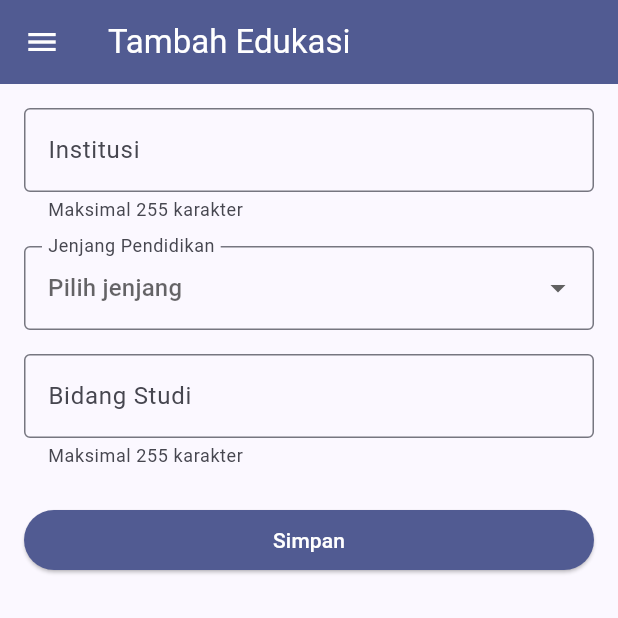
After one commit to hollow011/myportofolio_mobile, a Flutter app: the EducationFormPage screen opened directly, on a phone screen of 412 x 824 dp, the top half of it. The commit adds this screen. Run offline on Flutter 3.47's test engine with Material 3 defaults, Android fonts, the phone set to English and light mode, and no system bars; our stand-ins replace material_ui.

Commit message:
feat: add validated education form and navigation for assignment 8

```diff
--- /dev/null
+++ b/lib/screens/education_form.dart
@@ -0,0 +1,132 @@
+import 'package:material_ui/material_ui.dart';
+import 'package:myportofolio_mobile/widgets/left_drawer.dart';
+
+class EducationFormPage extends StatefulWidget {
+  const EducationFormPage({super.key});
+
+  @override
+  State<EducationFormPage> createState() => _EducationFormPageState();
+}
+
+class _EducationFormPageState extends State<EducationFormPage> {
+  final _formKey = GlobalKey<FormState>();
+  String _institution = '';
+  String _fieldOfStudy = '';
+  String? _degree;
+
+  // Values match Education.DEGREE_CHOICES in the Django portfolio.
+  static const _degrees = {
+    'secondary': 'Secondary school',
+    'diploma': 'Diploma',
+    'bachelor': "Bachelor's degree",
+    'master': "Master's degree",
+    'doctorate': 'Doctorate',
+    'other': 'Other',
+  };
+
+  String? _validateText(String? value, String label) {
+    final text = value?.trim() ?? '';
+    if (text.isEmpty) return '$label wajib diisi.';
+    if (text.runes.length > 255) return '$label maksimal 255 karakter.';
+    return null;
+  }
+
+  @override
+  Widget build(BuildContext context) {
+    final colors = Theme.of(context).colorScheme;
+    return Scaffold(
+      appBar: AppBar(
+        title: const Text('Tambah Edukasi'),
+        backgroundColor: colors.primary,
+        foregroundColor: colors.onPrimary,
+      ),
+      drawer: const LeftDrawer(),
+      body: Form(
+        key: _formKey,
+        child: SingleChildScrollView(
+          padding: const EdgeInsets.all(16),
+          child: Column(
+            crossAxisAlignment: CrossAxisAlignment.stretch,
+            children: [
+              TextFormField(
+                decoration: const InputDecoration(
+                  labelText: 'Institusi',
+                  helperText: 'Maksimal 255 karakter',
+                  border: OutlineInputBorder(),
+                ),
+                textInputAction: TextInputAction.next,
+                validator: (value) => _validateText(value, 'Institusi'),
+                onSaved: (value) => _institution = value!.trim(),
+              ),
+              const SizedBox(height: 16),
+              DropdownButtonFormField<String>(
+                decoration: const InputDecoration(
+                  labelText: 'Jenjang Pendidikan',
+                  border: OutlineInputBorder(),
+                ),
+                hint: const Text('Pilih jenjang'),
+                isExpanded: true,
+                items: _degrees.entries
+                    .map(
+                      (entry) => DropdownMenuItem(
+                        value: entry.key,
+                        child: Text(entry.value),
+                      ),
+                    )
+                    .toList(),
+                onChanged: (value) => _degree = value,
+                validator: (value) => _degrees.containsKey(value)
+                    ? null
+                    : 'Pilih jenjang pendidikan.',
+              ),
+              const SizedBox(height: 16),
+              TextFormField(
+                decoration: const InputDecoration(
+                  labelText: 'Bidang Studi',
+                  helperText: 'Maksimal 255 karakter',
+                  border: OutlineInputBorder(),
+                ),
+                validator: (value) => _validateText(value, 'Bidang studi'),
+                onSaved: (value) => _fieldOfStudy = value!.trim(),
+              ),
+              const SizedBox(height: 24),
+              ElevatedButton(
+                style: ElevatedButton.styleFrom(
+                  backgroundColor: colors.primary,
+                  foregroundColor: colors.onPrimary,
+                ),
+                onPressed: () {
+                  if (!_formKey.currentState!.validate()) return;
+                  _formKey.currentState!.save();
+                  showDialog<void>(
+                    context: context,
+                    builder: (dialogContext) => AlertDialog(
+                      title: const Text('Ringkasan Edukasi'),
+                      scrollable: true,
+                      content: Column(
+                        mainAxisSize: MainAxisSize.min,
+                        crossAxisAlignment: CrossAxisAlignment.start,
+                        children: [
+                          Text('Institusi: $_institution'),
+                          Text('Jenjang Pendidikan: ${_degrees[_degree]}'),
+                          Text('Bidang Studi: $_fieldOfStudy'),
+                        ],
+                      ),
+                      actions: [
+                        TextButton(
+                          onPressed: () => Navigator.pop(dialogContext),
+                          child: const Text('Tutup'),
+                        ),
+                      ],
+                    ),
+                  );
+                },
+                child: const Text('Simpan'),
+              ),
+            ],
+          ),
+        ),
+      ),
+    );
+  }
+}
--- a/lib/screens/menu.dart
+++ b/lib/screens/menu.dart
@@ -13,6 +13,7 @@ class MyHomePage extends StatelessWidget {
     ItemHomepage('Lihat Proyek', Icons.folder, Colors.blue.shade800),
     ItemHomepage('Tambah Proyek', Icons.add_circle, Colors.green.shade800),
     ItemHomepage('Logout', Icons.logout, Colors.red.shade800),
+    ItemHomepage('Tambah Edukasi', Icons.school, Colors.purple.shade800),
   ];
 
   @override
```
Also changed, not shown: lib/widgets/left_drawer.dart (+14 -0 lines), lib/widgets/project_card.dart (+8 -0 lines), 2 other files.
